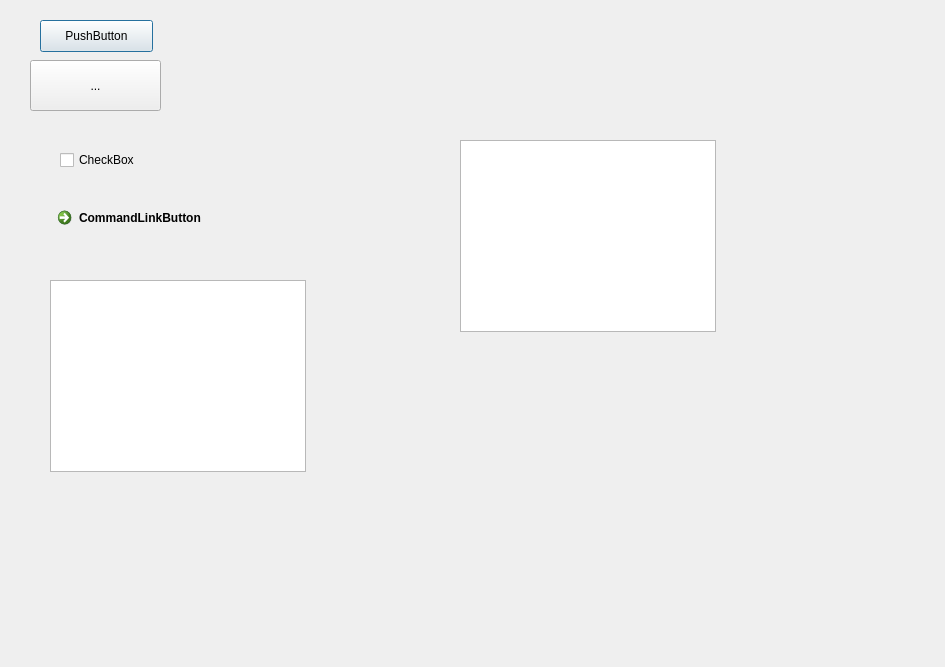
Old version of the form design/v1/design.ui in the repository marekurbanski/pythonIDE.
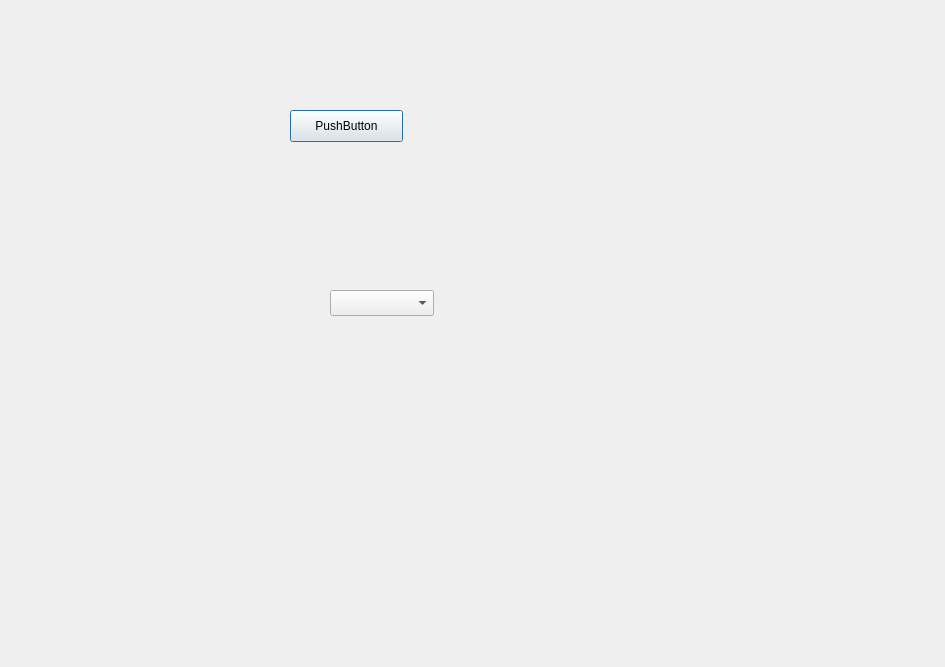
New version of the form.

Commit message: Added panels: - Project/Files - Components - Object Inspector - Evenst - Recent Files - Example drag&grop button as edit form

Patch:
```diff
--- a/design/v1/design.ui
+++ b/design/v1/design.ui
@@ -13,21 +13,11 @@
   <property name="windowTitle">
    <string>Dialog</string>
   </property>
-  <widget class="QTableView" name="tableView">
-   <property name="geometry">
-    <rect>
-     <x>460</x>
-     <y>140</y>
-     <width>256</width>
-     <height>192</height>
-    </rect>
-   </property>
-  </widget>
   <widget class="QPushButton" name="pushButton">
    <property name="geometry">
     <rect>
-     <x>40</x>
-     <y>20</y>
+     <x>290</x>
+     <y>110</y>
      <width>113</width>
      <height>32</height>
     </rect>
@@ -36,52 +26,13 @@
     <string>PushButton</string>
    </property>
   </widget>
-  <widget class="QToolButton" name="toolButton">
+  <widget class="QComboBox" name="comboBox">
    <property name="geometry">
     <rect>
-     <x>30</x>
-     <y>60</y>
-     <width>131</width>
-     <height>51</height>
-    </rect>
-   </property>
-   <property name="text">
-    <string>...</string>
-   </property>
-  </widget>
-  <widget class="QCheckBox" name="checkBox">
-   <property name="geometry">
-    <rect>
-     <x>60</x>
-     <y>150</y>
-     <width>87</width>
-     <height>20</height>
-    </rect>
-   </property>
-   <property name="text">
-    <string>CheckBox</string>
-   </property>
-  </widget>
-  <widget class="QCommandLinkButton" name="commandLinkButton">
-   <property name="geometry">
-    <rect>
-     <x>50</x>
-     <y>200</y>
-     <width>193</width>
-     <height>31</height>
-    </rect>
-   </property>
-   <property name="text">
-    <string>CommandLinkButton</string>
-   </property>
-  </widget>
-  <widget class="QTreeView" name="treeView">
-   <property name="geometry">
-    <rect>
-     <x>50</x>
-     <y>280</y>
-     <width>256</width>
-     <height>192</height>
+     <x>330</x>
+     <y>290</y>
+     <width>104</width>
+     <height>26</height>
     </rect>
    </property>
   </widget>
```
The commit also changes 8 other files.
